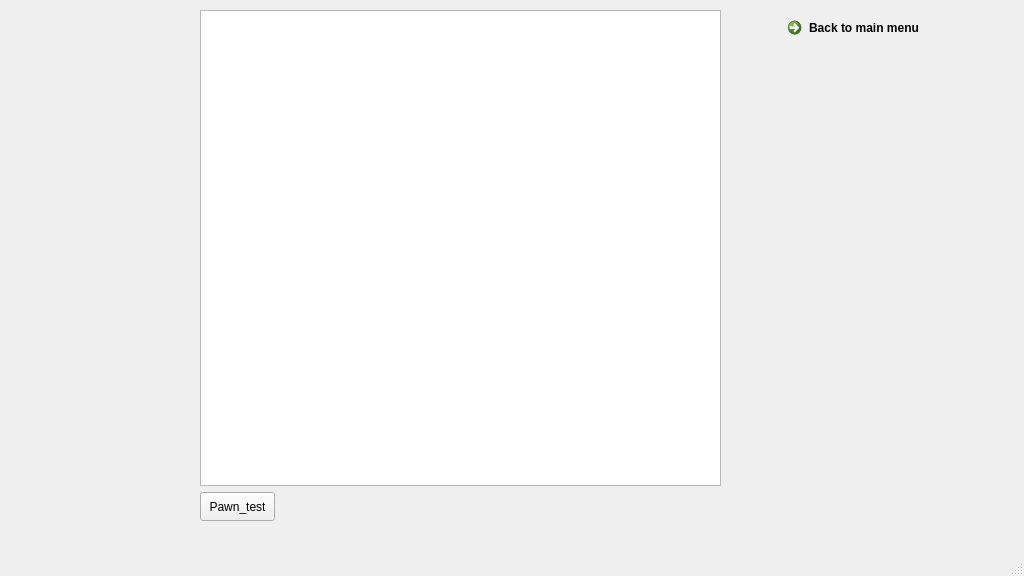
First picture: the form in Antichess/mainwindow.ui, repository L0G4NN/EE273Project, before the edit.
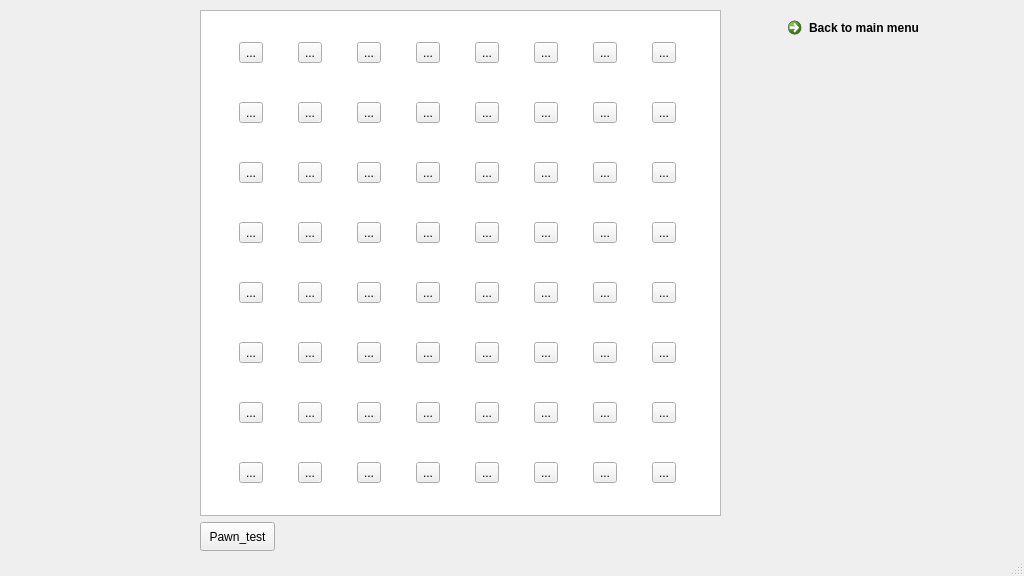
Second picture: the form after the edit. Icons and pictures are not drawn.

```diff
--- a/Antichess/mainwindow.ui
+++ b/Antichess/mainwindow.ui
@@ -193,7 +193,7 @@
         <x>250</x>
         <y>10</y>
         <width>521</width>
-        <height>511</height>
+        <height>541</height>
        </rect>
       </property>
       <layout class="QVBoxLayout" name="gameLayout">
@@ -230,6 +230,493 @@
        </item>
       </layout>
      </widget>
+     <widget class="QWidget" name="gridLayoutWidget">
+      <property name="geometry">
+       <rect>
+        <x>260</x>
+        <y>9</y>
+        <width>501</width>
+        <height>511</height>
+       </rect>
+      </property>
+      <layout class="QGridLayout" name="gridLayout">
+       <property name="leftMargin">
+        <number>0</number>
+       </property>
+       <item row="0" column="2">
+        <widget class="QToolButton" name="_27">
+         <property name="text">
+          <string>...</string>
+         </property>
+        </widget>
+       </item>
+       <item row="1" column="6">
+        <widget class="QToolButton" name="_66">
+         <property name="text">
+          <string>...</string>
+         </property>
+        </widget>
+       </item>
+       <item row="6" column="0">
+        <widget class="QToolButton" name="_01">
+         <property name="text">
+          <string>...</string>
+         </property>
+        </widget>
+       </item>
+       <item row="1" column="4">
+        <widget class="QToolButton" name="_46">
+         <property name="text">
+          <string>...</string>
+         </property>
+        </widget>
+       </item>
+       <item row="5" column="0">
+        <widget class="QToolButton" name="_02">
+         <property name="text">
+          <string>...</string>
+         </property>
+        </widget>
+       </item>
+       <item row="0" column="0">
+        <widget class="QToolButton" name="_07">
+         <property name="text">
+          <string>...</string>
+         </property>
+        </widget>
+       </item>
+       <item row="0" column="1">
+        <widget class="QToolButton" name="_17">
+         <property name="text">
+          <string>...</string>
+         </property>
+        </widget>
+       </item>
+       <item row="0" column="3">
+        <widget class="QToolButton" name="_37">
+         <property name="text">
+          <string>...</string>
+         </property>
+        </widget>
+       </item>
+       <item row="0" column="7">
+        <widget class="QToolButton" name="_77">
+         <property name="text">
+          <string>...</string>
+         </property>
+        </widget>
+       </item>
+       <item row="2" column="0">
+        <widget class="QToolButton" name="_05">
+         <property name="text">
+          <string>...</string>
+         </property>
+        </widget>
+       </item>
+       <item row="1" column="3">
+        <widget class="QToolButton" name="_36">
+         <property name="text">
+          <string>...</string>
+         </property>
+        </widget>
+       </item>
+       <item row="4" column="0">
+        <widget class="QToolButton" name="_03">
+         <property name="text">
+          <string>...</string>
+         </property>
+        </widget>
+       </item>
+       <item row="0" column="4">
+        <widget class="QToolButton" name="_47">
+         <property name="text">
+          <string>...</string>
+         </property>
+        </widget>
+       </item>
+       <item row="1" column="0">
+        <widget class="QToolButton" name="_06">
+         <property name="text">
+          <string>...</string>
+         </property>
+        </widget>
+       </item>
+       <item row="1" column="2">
+        <widget class="QToolButton" name="_26">
+         <property name="text">
+          <string>...</string>
+         </property>
+        </widget>
+       </item>
+       <item row="3" column="0">
+        <widget class="QToolButton" name="_04">
+         <property name="text">
+          <string>...</string>
+         </property>
+        </widget>
+       </item>
+       <item row="1" column="5">
+        <widget class="QToolButton" name="_56">
+         <property name="text">
+          <string>...</string>
+         </property>
+        </widget>
+       </item>
+       <item row="0" column="6">
+        <widget class="QToolButton" name="_67">
+         <property name="text">
+          <string>...</string>
+         </property>
+        </widget>
+       </item>
+       <item row="1" column="7">
+        <widget class="QToolButton" name="_76">
+         <property name="text">
+          <string>...</string>
+         </property>
+        </widget>
+       </item>
+       <item row="0" column="5">
+        <widget class="QToolButton" name="_57">
+         <property name="text">
+          <string>...</string>
+         </property>
+        </widget>
+       </item>
+       <item row="1" column="1">
+        <widget class="QToolButton" name="_16">
+         <property name="text">
+          <string>...</string>
+         </property>
+        </widget>
+       </item>
+       <item row="7" column="0">
+        <widget class="QToolButton" name="_00">
+         <property name="text">
+          <string>...</string>
+         </property>
+        </widget>
+       </item>
+       <item row="2" column="1">
+        <widget class="QToolButton" name="_15">
+         <property name="text">
+          <string>...</string>
+         </property>
+        </widget>
+       </item>
+       <item row="3" column="1">
+        <widget class="QToolButton" name="_14">
+         <property name="text">
+          <string>...</string>
+         </property>
+        </widget>
+       </item>
+       <item row="4" column="1">
+        <widget class="QToolButton" name="_13">
+         <property name="text">
+          <string>...</string>
+         </property>
+        </widget>
+       </item>
+       <item row="5" column="1">
+        <widget class="QToolButton" name="_12">
+         <property name="text">
+          <string>...</string>
+         </property>
+        </widget>
+       </item>
+       <item row="6" column="1">
+        <widget class="QToolButton" name="_11">
+         <property name="text">
+          <string>...</string>
+         </property>
+        </widget>
+       </item>
+       <item row="7" column="1">
+        <widget class="QToolButton" name="_10">
+         <property name="text">
+          <string>...</string>
+         </property>
+        </widget>
+       </item>
+       <item row="2" column="2">
+        <widget class="QToolButton" name="_25">
+         <property name="text">
+          <string>...</string>
+         </property>
+        </widget>
+       </item>
+       <item row="3" column="2">
+        <widget class="QToolButton" name="_24">
+         <property name="text">
+          <string>...</string>
+         </property>
+        </widget>
+       </item>
+       <item row="4" column="2">
+        <widget class="QToolButton" name="_23">
+         <property name="text">
+          <string>...</string>
+         </property>
+        </widget>
+       </item>
+       <item row="5" column="2">
+        <widget class="QToolButton" name="_22">
+         <property name="text">
+          <string>...</string>
+         </property>
+        </widget>
+       </item>
+       <item row="6" column="2">
+        <widget class="QToolButton" name="_21">
+         <property name="text">
+          <string>...</string>
+         </property>
+        </widget>
+       </item>
+       <item row="7" column="2">
+        <widget class="QToolButton" name="_20">
+         <property name="text">
+          <string>...</string>
+         </property>
+        </widget>
+       </item>
+       <item row="2" column="3">
+        <widget class="QToolButton" name="_35">
+         <property name="text">
+          <string>...</string>
+         </property>
+        </widget>
+       </item>
+       <item row="3" column="3">
+        <widget class="QToolButton" name="_34">
+         <property name="text">
+          <string>...</string>
+         </property>
+        </widget>
+       </item>
+       <item row="4" column="3">
+        <widget class="QToolButton" name="_33">
+         <property name="text">
+          <string>...</string>
+         </property>
+        </widget>
+       </item>
+       <item row="5" column="3">
+        <widget class="QToolButton" name="_32">
+         <property name="text">
+          <string>...</string>
+         </property>
+        </widget>
+       </item>
+       <item row="6" column="3">
+        <widget class="QToolButton" name="_31">
+         <property name="text">
+          <string>...</string>
+         </property>
+        </widget>
+       </item>
+       <item row="7" column="3">
+        <widget class="QToolButton" name="_30">
+         <property name="text">
+          <string>...</string>
+         </property>
+        </widget>
+       </item>
+       <item row="2" column="4">
+        <widget class="QToolButton" name="_45">
+         <property name="text">
+          <string>...</string>
+         </property>
+        </widget>
+       </item>
+       <item row="3" column="4">
+        <widget class="QToolButton" name="_44">
+         <property name="text">
+          <string>...</string>
+         </property>
+        </widget>
+       </item>
+       <item row="4" column="4">
+        <widget class="QToolButton" name="_43">
+         <property name="text">
+          <string>...</string>
+         </property>
+        </widget>
+       </item>
+       <item row="5" column="4">
+        <widget class="QToolButton" name="_42">
+         <property name="text">
+          <string>...</string>
+         </property>
+        </widget>
+       </item>
+       <item row="6" column="4">
+        <widget class="QToolButton" name="_41">
+         <property name="text">
+          <string>...</string>
+         </property>
+        </widget>
+       </item>
+       <item row="7" column="4">
+        <widget class="QToolButton" name="_40">
+         <property name="text">
+          <string>...</string>
+         </property>
+        </widget>
+       </item>
+       <item row="2" column="5">
+        <widget class="QToolButton" name="_55">
+         <property name="text">
+          <string>...</string>
+         </property>
+        </widget>
+       </item>
+       <item row="2" column="6">
+        <widget class="QToolButton" name="_65">
+         <property name="text">
+          <string>...</string>
+         </property>
+        </widget>
+       </item>
+       <item row="2" column="7">
+        <widget class="QToolButton" name="_75">
+         <property name="text">
+          <string>...</string>
+         </property>
+        </widget>
+       </item>
+       <item row="3" column="7">
+        <widget class="QToolButton" name="_74">
+         <property name="sizePolicy">
+          <sizepolicy hsizetype="Fixed" vsizetype="Fixed">
+           <horstretch>0</horstretch>
+           <verstretch>0</verstretch>
+          </sizepolicy>
+         </property>
+         <property name="sizeIncrement">
+          <size>
+           <width>0</width>
+           <height>0</height>
+          </size>
+         </property>
+         <property name="baseSize">
+          <size>
+           <width>0</width>
+           <height>0</height>
+          </size>
+         </property>
+         <property name="text">
+          <string>...</string>
+         </property>
+         <property name="iconSize">
+          <size>
+           <width>12</width>
+           <height>12</height>
+          </size>
+         </property>
+        </widget>
+       </item>
+       <item row="3" column="5">
+        <widget class="QToolButton" name="_54">
+         <property name="text">
+          <string>...</string>
+         </property>
+        </widget>
+       </item>
+       <item row="3" column="6">
+        <widget class="QToolButton" name="_64">
+         <property name="text">
+          <string>...</string>
+         </property>
+        </widget>
+       </item>
+       <item row="4" column="5">
+        <widget class="QToolButton" name="_53">
+         <property name="text">
+          <string>...</string>
+         </property>
+        </widget>
+       </item>
+       <item row="4" column="6">
+        <widget class="QToolButton" name="_63">
+         <property name="text">
+          <string>...</string>
+         </property>
+        </widget>
+       </item>
+       <item row="4" column="7">
+        <widget class="QToolButton" name="_73">
+         <property name="text">
+          <string>...</string>
+         </property>
+        </widget>
+       </item>
+       <item row="5" column="5">
+        <widget class="QToolButton" name="_52">
+         <property name="text">
+          <string>...</string>
+         </property>
+        </widget>
+       </item>
+       <item row="5" column="6">
+        <widget class="QToolButton" name="_62">
+         <property name="text">
+          <string>...</string>
+         </property>
+        </widget>
+       </item>
+       <item row="5" column="7">
+        <widget class="QToolButton" name="_72">
+         <property name="text">
+          <string>...</string>
+         </property>
+        </widget>
+       </item>
+       <item row="6" column="5">
+        <widget class="QToolButton" name="_51">
+         <property name="text">
+          <string>...</string>
+         </property>
+        </widget>
+       </item>
+       <item row="7" column="6">
+        <widget class="QToolButton" name="_60">
+         <property name="text">
+          <string>...</string>
+         </property>
+        </widget>
+       </item>
+       <item row="6" column="7">
+        <widget class="QToolButton" name="_71">
+         <property name="text">
+          <string>...</string>
+         </property>
+        </widget>
+       </item>
+       <item row="7" column="5">
+        <widget class="QToolButton" name="_50">
+         <property name="text">
+          <string>...</string>
+         </property>
+        </widget>
+       </item>
+       <item row="6" column="6">
+        <widget class="QToolButton" name="_61">
+         <property name="text">
+          <string>...</string>
+         </property>
+        </widget>
+       </item>
+       <item row="7" column="7">
+        <widget class="QToolButton" name="_70">
+         <property name="text">
+          <string>...</string>
+         </property>
+        </widget>
+       </item>
+      </layout>
+     </widget>
     </widget>
    </widget>
   </widget>
```
Left out of the diff: 12 changed lines with no effect on the pictures.
